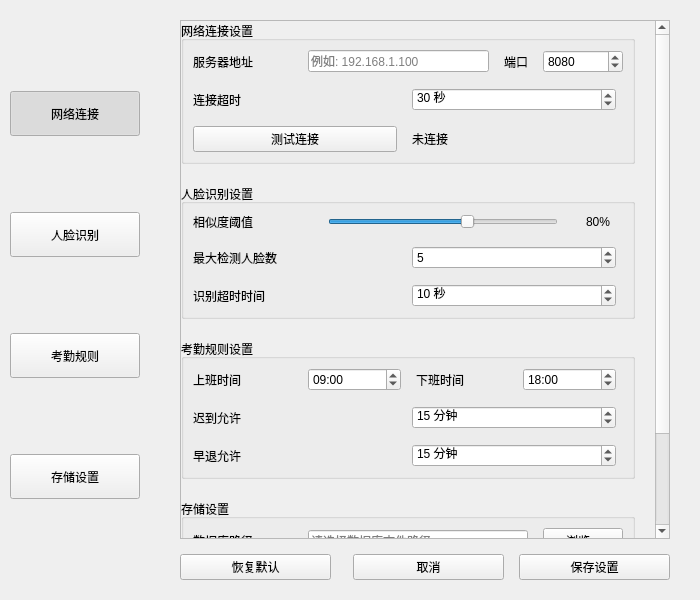
Above: UI/setwindow.ui from HeQiTZD/Triple-terminal-Attendance-Punching-System before the change. Below: the same form after it.
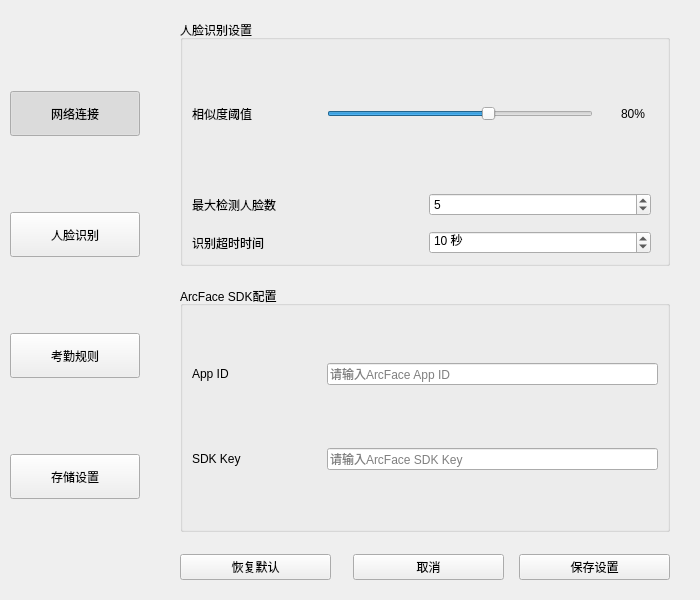
That is the form after the change. The open tabs and pages were chosen to show the change.

Commit message: 设置界面属性与配置文件绑定，读取配置文件

The edit to the form file:
```diff
--- a/UI/setwindow.ui
+++ b/UI/setwindow.ui
@@ -173,23 +173,13 @@
        <number>20</number>
       </property>
       <item>
-       <widget class="QScrollArea" name="scrollArea">
-        <property name="horizontalScrollBarPolicy">
-         <enum>Qt::ScrollBarPolicy::ScrollBarAlwaysOff</enum>
+       <widget class="QStackedWidget" name="stackedWidget">
+        <property name="currentIndex">
+         <number>0</number>
         </property>
-        <property name="widgetResizable">
-         <bool>true</bool>
-        </property>
-        <widget class="QWidget" name="scrollContent">
-         <property name="geometry">
-          <rect>
-           <x>0</x>
-           <y>0</y>
-           <width>488</width>
-           <height>900</height>
-          </rect>
-         </property>
-         <layout class="QVBoxLayout" name="scrollLayout">
+        <!-- 网络连接设置页面 -->
+        <widget class="QWidget" name="pageNetwork">
+         <layout class="QVBoxLayout" name="networkPageLayout">
           <property name="spacing">
            <number>20</number>
           </property>
@@ -200,7 +190,7 @@
            <number>0</number>
           </property>
           <property name="rightMargin">
-           <number>20</number>
+           <number>0</number>
           </property>
           <property name="bottomMargin">
            <number>0</number>
@@ -333,6 +323,33 @@
            </widget>
           </item>
           <item>
+           <spacer name="networkSpacer">
+            <property name="orientation">
+             <enum>Qt::Orientation::Vertical</enum>
+            </property>
+           </spacer>
+          </item>
+         </layout>
+        </widget>
+        <!-- 人脸识别设置页面 -->
+        <widget class="QWidget" name="pageFace">
+         <layout class="QVBoxLayout" name="facePageLayout">
+          <property name="spacing">
+           <number>20</number>
+          </property>
+          <property name="leftMargin">
+           <number>0</number>
+          </property>
+          <property name="topMargin">
+           <number>0</number>
+          </property>
+          <property name="rightMargin">
+           <number>0</number>
+          </property>
+          <property name="bottomMargin">
+           <number>0</number>
+          </property>
+          <item>
            <widget class="QGroupBox" name="faceGroup">
             <property name="title">
              <string>人脸识别设置</string>
@@ -477,6 +494,93 @@
            </widget>
           </item>
           <item>
+           <widget class="QGroupBox" name="arcfaceGroup">
+            <property name="title">
+             <string>ArcFace SDK配置</string>
+            </property>
+            <layout class="QVBoxLayout" name="arcfaceLayout">
+             <property name="spacing">
+              <number>15</number>
+             </property>
+             <item>
+              <layout class="QHBoxLayout" name="appIdLayout">
+               <item>
+                <widget class="QLabel" name="appIdLabel">
+                 <property name="minimumSize">
+                  <size>
+                   <width>120</width>
+                   <height>0</height>
+                  </size>
+                 </property>
+                 <property name="text">
+                  <string>App ID</string>
+                 </property>
+                </widget>
+               </item>
+               <item>
+                <widget class="QLineEdit" name="lineEditAppId">
+                 <property name="placeholderText">
+                  <string>请输入ArcFace App ID</string>
+                 </property>
+                </widget>
+               </item>
+              </layout>
+             </item>
+             <item>
+              <layout class="QHBoxLayout" name="sdkKeyLayout">
+               <item>
+                <widget class="QLabel" name="sdkKeyLabel">
+                 <property name="minimumSize">
+                  <size>
+                   <width>120</width>
+                   <height>0</height>
+                  </size>
+                 </property>
+                 <property name="text">
+                  <string>SDK Key</string>
+                 </property>
+                </widget>
+               </item>
+               <item>
+                <widget class="QLineEdit" name="lineEditSdkKey">
+                 <property name="placeholderText">
+                  <string>请输入ArcFace SDK Key</string>
+                 </property>
+                </widget>
+               </item>
+              </layout>
+             </item>
+            </layout>
+           </widget>
+          </item>
+          <item>
+           <spacer name="faceSpacer">
+            <property name="orientation">
+             <enum>Qt::Orientation::Vertical</enum>
+            </property>
+           </spacer>
+          </item>
+         </layout>
+        </widget>
+        <!-- 考勤规则设置页面 -->
+        <widget class="QWidget" name="pageAttendance">
+         <layout class="QVBoxLayout" name="attendancePageLayout">
+          <property name="spacing">
+           <number>20</number>
+          </property>
+          <property name="leftMargin">
+           <number>0</number>
+          </property>
+          <property name="topMargin">
+           <number>0</number>
+          </property>
+          <property name="rightMargin">
+           <number>0</number>
+          </property>
+          <property name="bottomMargin">
+           <number>0</number>
+          </property>
+          <item>
            <widget class="QGroupBox" name="attendanceGroup">
             <property name="title">
              <string>考勤规则设置</string>
@@ -628,6 +732,33 @@
            </widget>
           </item>
           <item>
+           <spacer name="attendanceSpacer">
+            <property name="orientation">
+             <enum>Qt::Orientation::Vertical</enum>
+            </property>
+           </spacer>
+          </item>
+         </layout>
+        </widget>
+        <!-- 存储设置页面 -->
+        <widget class="QWidget" name="pageStorage">
+         <layout class="QVBoxLayout" name="storagePageLayout">
+          <property name="spacing">
+           <number>20</number>
+          </property>
+          <property name="leftMargin">
+           <number>0</number>
+          </property>
+          <property name="topMargin">
+           <number>0</number>
+          </property>
+          <property name="rightMargin">
+           <number>0</number>
+          </property>
+          <property name="bottomMargin">
+           <number>0</number>
+          </property>
+          <item>
            <widget class="QGroupBox" name="storageGroup">
             <property name="title">
              <string>存储设置</string>
@@ -742,7 +873,7 @@
            </widget>
           </item>
           <item>
-           <spacer name="bottomSpacer">
+           <spacer name="storageSpacer">
             <property name="orientation">
              <enum>Qt::Orientation::Vertical</enum>
             </property>
```
Left out of the diff: 34 changed lines with no effect on the pictures. The commit also changes 67 other files.
